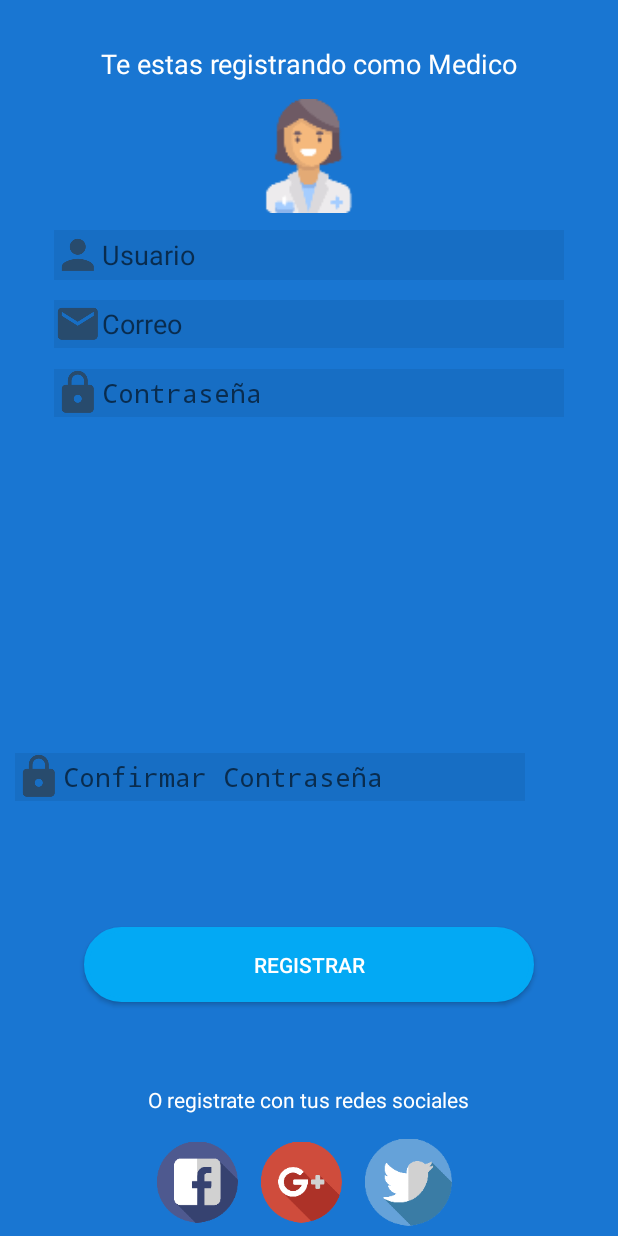
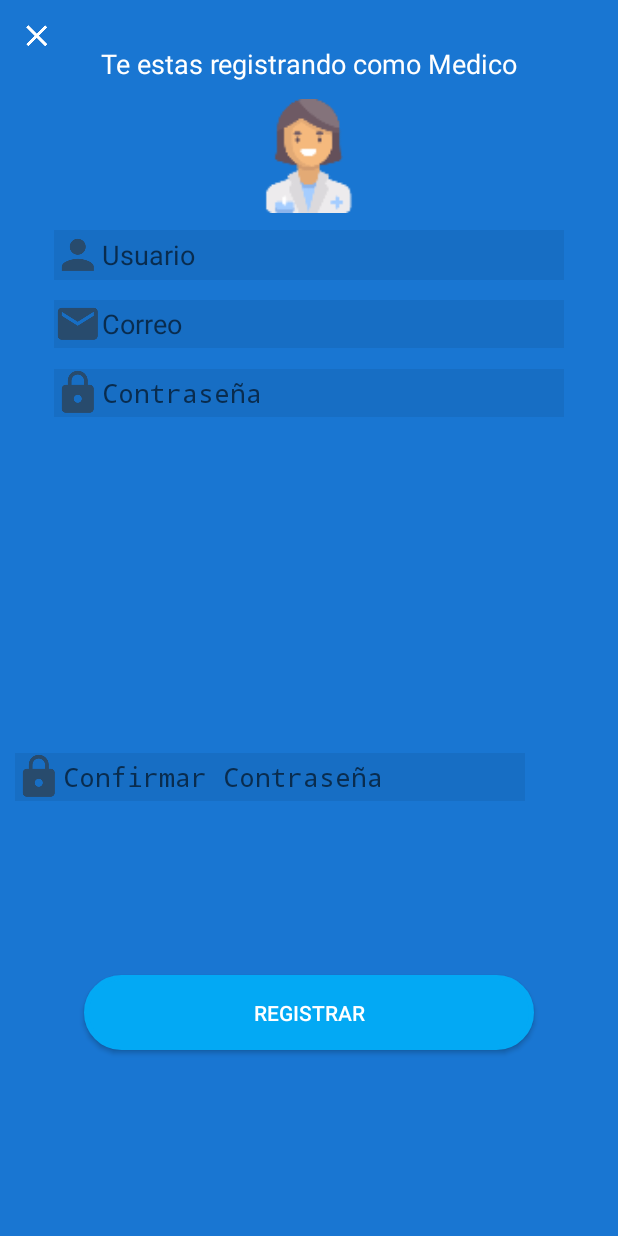
Before and after one commit to JairoHB/Fleming_Reminder, an Android app: the registermed screen opened directly, with no data from a screen before it, on a phone screen of 412 x 824 dp. Run offline under Robolectric (Android 15) with nearby library versions, the phone set to English and light mode, and no system bars.

Commit message:
LoginFacebook

```diff
--- a/app/build.gradle
+++ b/app/build.gradle
@@ -69,5 +69,6 @@ dependencies {
     implementation "com.android.support:support-v4:$rootProject.supportLibraryVersion"
     implementation "com.github.sundeepk:compact-calendar-view:$rootProject.compactCalendarViewVersion"
     implementation "com.jakewharton:butterknife:$rootProject.butterKniferVersion"
+    implementation 'com.facebook.android:facebook-login:[4,5)'
     annotationProcessor "com.jakewharton:butterknife-compiler:$rootProject.butterKniferVersion"
 }
--- a/app/src/main/AndroidManifest.xml
+++ b/app/src/main/AndroidManifest.xml
@@ -5,8 +5,10 @@
     <uses-permission android:name="android.permission.VIBRATE" />
     <uses-permission android:name="android.permission.SEND_SMS"/>
     <uses-permission android:name="android.permission.CALL_PHONE" />
+    <uses-permission android:name="android.permission.INTERNET"/>
 
     <application
+        android:name=".MedicineApp"
         android:allowBackup="true"
         android:icon="@mipmap/ic_launcher"
         android:label="@string/app_name"
@@ -14,13 +16,13 @@
         android:supportsRtl="true"
         android:theme="@style/AppTheme.NoActionBar">
         <activity android:name="SplashActivity">
-
             <intent-filter>
                 <action android:name="android.intent.action.MAIN" />
 
                 <category android:name="android.intent.category.LAUNCHER" />
             </intent-filter>
         </activity>
+        <meta-data android:name="com.facebook.sdk.ApplicationId" android:value="@string/facebook_app_id"/>
         <!-- <activity android:name=".MainActivity" /> -->
         <activity android:name=".medicine.MedicineActivity" />
         <activity android:name=".login" />
--- a/app/src/main/java/com/gautam/medicinetime/MedicineApp.java
+++ b/app/src/main/java/com/gautam/medicinetime/MedicineApp.java
@@ -2,6 +2,9 @@ package com.gautam.medicinetime;
 
 import android.app.Application;
 import android.content.Context;
+
+import com.facebook.FacebookSdk;
+import com.facebook.appevents.AppEventsLogger;
 
 /**
  * Created by gautam on 12/07/17.
@@ -15,6 +18,8 @@ public class MedicineApp extends Application {
     @Override
     public void onCreate() {
         super.onCreate();
+        AppEventsLogger.activateApp(this);
+
         if (mInstance == null) {
             mInstance = getApplicationContext();
         }
--- a/app/src/main/java/com/gautam/medicinetime/registermed.java
+++ b/app/src/main/java/com/gautam/medicinetime/registermed.java
@@ -1,10 +1,12 @@
 package com.gautam.medicinetime;
 
 import android.app.Activity;
+import android.content.Intent;
 import android.os.Bundle;
 import android.view.View;
 import android.widget.Button;
 import android.widget.EditText;
+import android.widget.ImageButton;
 import android.widget.ImageView;
 import android.widget.Toast;
 
@@ -15,7 +17,8 @@ public class registermed extends Activity {
     MedicineDBHelper db;
     EditText username, email, password, password2;
     Button btnregistrar;
-    ImageView imgreg, face, google, twitter;
+    ImageView imgreg;
+    ImageButton imgback;
 
     @Override
     public void onCreate(Bundle savedInstanceState) {
@@ -31,13 +34,9 @@ public class registermed extends Activity {
 
         //Iniciar imagenes
         imgreg=(ImageView)findViewById(R.id.imgreg);
-        face=(ImageView)findViewById(R.id.imgfacereg);
-        google=(ImageView)findViewById(R.id.imggooreg);
-        twitter=(ImageView)findViewById(R.id.imgtwireg);
         imgreg.setImageResource(R.drawable.doctor);
-        face.setImageResource(R.drawable.facebook);
-        google.setImageResource(R.drawable.google);
-        twitter.setImageResource(R.drawable.twitter);
+        imgback=(ImageButton)findViewById(R.id.btnregback);
+        imgback.setImageResource(R.drawable.ic_clear);
 
 
         btnregistrar.setOnClickListener(new View.OnClickListener(){
@@ -77,6 +76,15 @@ public class registermed extends Activity {
                 }
             }
         });
+
+        imgback.setOnClickListener(new View.OnClickListener() {
+            @Override
+            public void onClick(View view) {
+                Intent intent = new Intent(getApplicationContext(), login.class);
+                intent.addFlags(Intent.FLAG_ACTIVITY_CLEAR_TOP | Intent.FLAG_ACTIVITY_CLEAR_TASK | Intent.FLAG_ACTIVITY_NEW_TASK);
+                startActivity(intent);
+            }
+        });
     }
     public void limpiar_pantalla(){
         username.setText("");
--- a/app/src/main/res/layout/register_medico.xml
+++ b/app/src/main/res/layout/register_medico.xml
@@ -86,48 +86,18 @@
         android:layout_height="50dp"
         android:layout_alignParentBottom="true"
         android:layout_centerHorizontal="true"
-        android:layout_marginBottom="156dp"
+        android:layout_marginBottom="124dp"
         android:background="@drawable/buttonshape"
         android:text="Registrar"
         android:textColor="#FFFFFF"
         android:textSize="14sp" />
 
-    <TextView
-        android:id="@+id/textView5"
-        android:layout_width="wrap_content"
-        android:layout_height="wrap_content"
-        android:layout_alignParentBottom="true"
-        android:layout_centerHorizontal="true"
-        android:layout_marginBottom="81dp"
-        android:text="O registrate con tus redes sociales"
-        android:textColor="@color/cardview_light_background" />
+    <ImageButton
+        android:id="@+id/btnregback"
+        android:layout_width="49dp"
+        android:layout_height="47dp"
+        android:layout_alignParentStart="true"
+        android:layout_alignParentTop="true"
+        android:background="@color/colorPrimaryDark" />
 
-    <LinearLayout
-        android:id="@+id/linearLayout"
-        android:layout_width="202dp"
-        android:layout_height="72dp"
-        android:layout_alignParentBottom="true"
-        android:layout_centerHorizontal="true"
-        android:orientation="horizontal">
-
-        <ImageView
-            android:id="@+id/imgfacereg"
-            android:layout_width="54dp"
-            android:layout_height="wrap_content"
-            app:srcCompat="@drawable/facebook" />
-
-        <ImageView
-            android:id="@+id/imggooreg"
-            android:layout_width="54dp"
-            android:layout_height="wrap_content"
-            android:layout_marginLeft="15dp"
-            app:srcCompat="@drawable/google" />
-
-        <ImageView
-            android:id="@+id/imgtwireg"
-            android:layout_width="58dp"
-            android:layout_height="wrap_content"
-            android:layout_marginLeft="15dp"
-            app:srcCompat="@drawable/twitter" />
-    </LinearLayout>
 </RelativeLayout>
--- a/app/src/main/res/values/colors.xml
+++ b/app/src/main/res/values/colors.xml
@@ -3,6 +3,7 @@
     <color name="colorAccent">#03a9f4</color>
     <color name="colorPrimary">#2196f3</color>
     <color name="colorPrimaryDark">#1976d2</color>
+    <color name="blanco">#FFFF</color>
 
     <color name="color_light_grey">#4d4d4d</color>
 
--- a/app/src/main/res/values/strings.xml
+++ b/app/src/main/res/values/strings.xml
@@ -24,4 +24,5 @@
     <string name="menu_stats">Reporte Mensual</string>
     <string name="title_continuous_use">Uso continuó</string>
     <string name="text_subrayado"><u>Regístrate aquí</u></string>
+    <string name="facebook_app_id">2153370761568248</string> <string name="fb_login_protocol_scheme">fb2153370761568248</string>
 </resources>
```
Also changed, not shown: app/src/main/java/com/gautam/medicinetime/login.java (+96 -2 lines), app/src/main/java/com/gautam/medicinetime/medicine/MedicineActivity.java (+21 -0 lines), app/src/main/java/com/gautam/medicinetime/registerpac.java (+15 -0 lines), app/src/main/res/layout/login.xml (+6 -26 lines), app/src/main/res/layout/register_pac.xml (+14 -2 lines), app/src/main/res/values/styles.xml (+7 -0 lines), app/src/main/res/drawable-hdpi/ic_back.png (added), app/src/main/res/drawable-mdpi/ic_back.png (added), app/src/main/res/drawable-xhdpi/ic_back.png (added), app/src/main/res/drawable-xxhdpi/ic_back.png (added).
